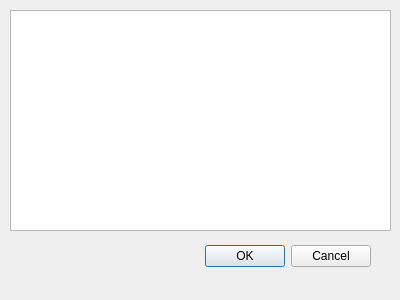
Old version of the form categorias.ui in the repository HailNicole/App_Finanzas.
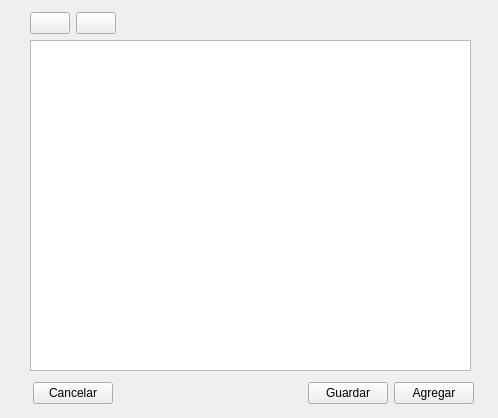
New version of the form. Icons and pictures are not drawn.

Commit message: Miembros y Categoria

Patch:
```diff
--- a/categorias.ui
+++ b/categorias.ui
@@ -1,47 +1,120 @@
 <?xml version="1.0" encoding="UTF-8"?>
 <ui version="4.0">
  <class>Categorias</class>
- <widget class="QDialog" name="Categorias">
+ <widget class="QWidget" name="Categorias">
   <property name="geometry">
    <rect>
     <x>0</x>
     <y>0</y>
-    <width>400</width>
-    <height>300</height>
+    <width>498</width>
+    <height>418</height>
    </rect>
   </property>
   <property name="windowTitle">
    <string>Dialog</string>
   </property>
-  <property name="windowIcon">
-   <iconset resource="recursos.qrc">
-    <normaloff>:/imagen/recursos/safe home.png</normaloff>:/imagen/recursos/safe home.png</iconset>
-  </property>
-  <widget class="QDialogButtonBox" name="buttonBox">
+  <widget class="QTableWidget" name="tblLista_cat">
    <property name="geometry">
     <rect>
      <x>30</x>
-     <y>240</y>
-     <width>341</width>
-     <height>32</height>
+     <y>40</y>
+     <width>441</width>
+     <height>331</height>
     </rect>
    </property>
-   <property name="orientation">
-    <enum>Qt::Horizontal</enum>
+  </widget>
+  <widget class="QWidget" name="horizontalLayoutWidget">
+   <property name="geometry">
+    <rect>
+     <x>33</x>
+     <y>380</y>
+     <width>441</width>
+     <height>27</height>
+    </rect>
    </property>
-   <property name="standardButtons">
-    <set>QDialogButtonBox::Cancel|QDialogButtonBox::Ok</set>
-   </property>
+   <layout class="QHBoxLayout" name="horizontalLayout">
+    <item>
+     <widget class="QPushButton" name="btn_cancat">
+      <property name="text">
+       <string>Cancelar</string>
+      </property>
+     </widget>
+    </item>
+    <item>
+     <spacer name="horizontalSpacer">
+      <property name="orientation">
+       <enum>Qt::Horizontal</enum>
+      </property>
+      <property name="sizeHint" stdset="0">
+       <size>
+        <width>40</width>
+        <height>20</height>
+       </size>
+      </property>
+     </spacer>
+    </item>
+    <item>
+     <widget class="QPushButton" name="btn_guardarcat">
+      <property name="text">
+       <string>Guardar</string>
+      </property>
+     </widget>
+    </item>
+    <item>
+     <widget class="QPushButton" name="btn_agrcat">
+      <property name="text">
+       <string>Agregar</string>
+      </property>
+     </widget>
+    </item>
+   </layout>
   </widget>
-  <widget class="QTableWidget" name="tabla">
+  <widget class="QWidget" name="horizontalLayoutWidget_2">
    <property name="geometry">
     <rect>
-     <x>10</x>
+     <x>30</x>
      <y>10</y>
-     <width>381</width>
-     <height>221</height>
+     <width>441</width>
+     <height>27</height>
     </rect>
    </property>
+   <layout class="QHBoxLayout" name="horizontalLayout_2">
+    <item>
+     <widget class="QPushButton" name="btn_editcat">
+      <property name="text">
+       <string/>
+      </property>
+      <property name="icon">
+       <iconset resource="recursos.qrc">
+        <normaloff>:/imagen/recursos/firma.png</normaloff>:/imagen/recursos/firma.png</iconset>
+      </property>
+     </widget>
+    </item>
+    <item>
+     <widget class="QPushButton" name="btn_borrarcat">
+      <property name="text">
+       <string/>
+      </property>
+      <property name="icon">
+       <iconset resource="recursos.qrc">
+        <normaloff>:/imagen/recursos/goma-de-borrar.png</normaloff>:/imagen/recursos/goma-de-borrar.png</iconset>
+      </property>
+     </widget>
+    </item>
+    <item>
+     <spacer name="horizontalSpacer_2">
+      <property name="orientation">
+       <enum>Qt::Horizontal</enum>
+      </property>
+      <property name="sizeHint" stdset="0">
+       <size>
+        <width>40</width>
+        <height>20</height>
+       </size>
+      </property>
+     </spacer>
+    </item>
+   </layout>
   </widget>
  </widget>
  <resources>
```
Left out of the diff: 37 changed lines with no effect on the pictures. The commit also changes 23 other files.
